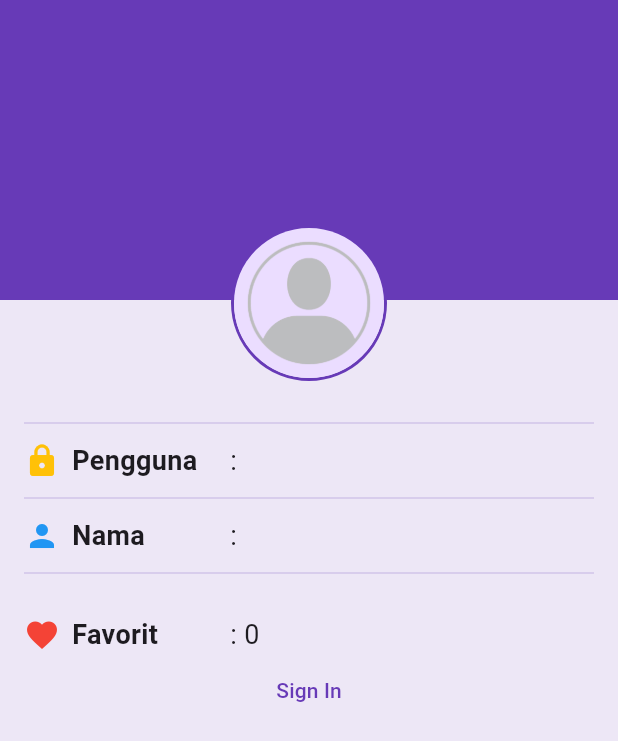
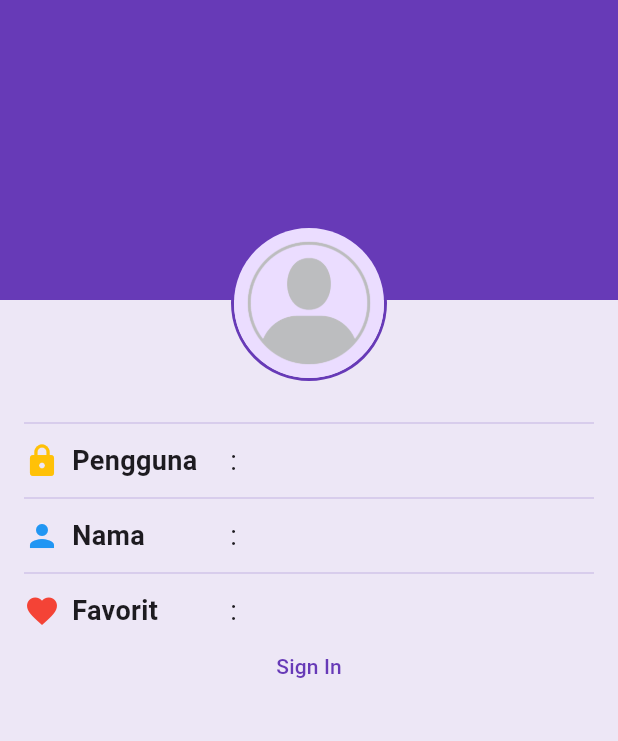
Before and after one commit to putrifathonah/wisata_candi_putrifathonah, a Flutter app: the ProfileScreen screen opened directly, on a phone screen of 412 x 824 dp. Shown: the top 741 px of the screen. Run offline on Flutter 3.47's test engine with Material 3 defaults, Android fonts, the phone set to English and light mode, and no system bars.

Commit message:
latihan pertemuan 13 dan 14

```diff
--- a/lib/main.dart
+++ b/lib/main.dart
@@ -3,7 +3,8 @@ import 'package:wisata_candi_putrifathonah/data/candi_data.dart';
 import 'package:wisata_candi_putrifathonah/screens/ProfileScreen.dart';
 import 'package:wisata_candi_putrifathonah/screens/SignInScreen.dart';
 import 'package:wisata_candi_putrifathonah/screens/detail_screen.dart';
-import 'package:wisata_candi_putrifathonah/screens/SignInScreen.dart';
+import 'package:wisata_candi_putrifathonah/widgets/ProfileInfoItem.dart';
+import 'package:wisata_candi_putrifathonah/screens/SignUpScreen.dart';
 
 void main() {
   runApp(const MyApp());
@@ -37,7 +38,8 @@ class MyApp extends StatelessWidget {
       ),
       //ini menampilkan emulator yang mau ditampilkan
       // home: ProfileScreen(),
-      home: Signinscreen(),
+      // home: Signinscreen(),
+      home: Signupscreen(),
       // home: DetailScreen(candi : candiList[0]),
     );
   }
--- a/lib/screens/ProfileScreen.dart
+++ b/lib/screens/ProfileScreen.dart
@@ -1,4 +1,5 @@
 import 'package:flutter/material.dart';
+import 'package:wisata_candi_putrifathonah/widgets/ProfileInfoItem.dart';
 
 class ProfileScreen extends StatefulWidget {
   const ProfileScreen({super.key});
@@ -48,7 +49,9 @@ class _ProfileScreenState extends State<ProfileScreen> {
                 Align(
                   alignment: Alignment.topCenter,
                   child: Padding(
-                    padding: const EdgeInsets.only(top: 200 - 50), // kenapa di kurang 50, karena
+                    padding: const EdgeInsets.only(
+                      top: 200 - 50,
+                    ), // kenapa di kurang 50, karena
                     child: Stack(
                       alignment: Alignment.bottomRight,
                       children: [
@@ -69,7 +72,8 @@ class _ProfileScreenState extends State<ProfileScreen> {
                         ),
                         if (isSignedIn)
                           IconButton(
-                            onPressed: () {}, // ini untuk bisa membuat nama function bisa enter terys bisa isi dengan coding
+                            onPressed:
+                                () {}, // ini untuk bisa membuat nama function bisa enter terys bisa isi dengan coding
                             icon: Icon(
                               Icons.camera_alt,
                               color: Colors.deepPurple[50],
@@ -84,104 +88,44 @@ class _ProfileScreenState extends State<ProfileScreen> {
                 SizedBox(height: 20),
                 Divider(color: Colors.deepPurple[100]),
                 SizedBox(height: 4),
-                Row(
-                  children: [
-                    SizedBox(
-                      width: MediaQuery.of(context).size.width / 3,
-                      child: Row(
-                        children: [
-                          Icon(Icons.lock, color: Colors.amber),
-                          SizedBox(
-                            width: 8,
-                          ), // memberikan jarak dengan text dan text
-                          Text(
-                            'Pengguna',
-                            style: TextStyle(
-                              fontSize: 18,
-                              fontWeight: FontWeight.bold,
-                            ),
-                          ),
-                        ],
-                      ),
-                    ),
-                    // Memasukkan nilai dari username
-                    Expanded(
-                      child: Text(
-                        ': $userName',
-                        style: TextStyle(fontSize: 18),
-                      ),
-                    ),
-                  ],
+
+                // profileinfoitem
+                ProfileInfoItem(
+                  icon: Icons.lock,
+                  label: 'Pengguna',
+                  value: userName,
+                  iconColor: Colors.amber,
                 ),
+
                 SizedBox(height: 4),
                 Divider(color: Colors.deepPurple[100]),
                 SizedBox(height: 4),
-                Row(
-                  children: [
-                    SizedBox(
-                      width: MediaQuery.of(context).size.width / 3,
-                      child: Row(
-                        children: [
-                          Icon(Icons.person, color: Colors.blue),
-                          SizedBox(
-                            width: 8,
-                          ), // memberikan jarak dengan text dan text
-                          Text(
-                            'Nama',
-                            style: TextStyle(
-                              fontSize: 18,
-                              fontWeight: FontWeight.bold,
-                            ),
-                          ),
-                        ],
-                      ),
-                    ),
-                    // Memasukkan nilai dari username
-                    Expanded(
-                      child: Text(
-                        ': $fullName',
-                        style: TextStyle(fontSize: 18),
-                      ),
-                    ),
-                    // tambahkan kondisi untuk menampilkan icon edit jika isSIgnedIn bernilai true
-                    if (isSignedIn) Icon(Icons.edit),
-                  ],
+
+                ProfileInfoItem(
+                  icon: Icons.person,
+                  label: 'Nama',
+                  value: fullName,
+                  showEditIcon: isSignedIn,
+                  onEditPressed: () {
+                    debugPrint('Icon Edit ditekan...');
+                  },
+                  iconColor: Colors.blue,
                 ),
+
                 // TODO: 4. Buat ProfileActions yang berisi TextButton sign in/out
                 // Buat jarak pembatas dengan profile info masing masing 4 dan 20
                 SizedBox(height: 4),
                 Divider(color: Colors.deepPurple[100]),
-                SizedBox(height: 20),
+                SizedBox(height: 4),
+
                 // Ini menambahkan favorit
-                Row(
-                  children: [
-                    SizedBox(
-                      width: MediaQuery.of(context).size.width / 3,
-                      child: Row(
-                        children: [
-                          Icon(Icons.favorite, color: Colors.red),
-                          SizedBox(
-                            width: 8,
-                          ), // memberikan jarak dengan text dan text
-                          Text(
-                            'Favorit',
-                            style: TextStyle(
-                              fontSize: 18,
-                              fontWeight: FontWeight.bold,
-                            ),
-                          ),
-                        ],
-                      ),
-                    ),
-                    // Memasukkan nilai dari username
-                    Expanded(
-                      child: Text(
-                        ': $favoriteCandiCount',
-                        style: TextStyle(fontSize: 18),
-                      ),
-                    ),
-                  ],
+                ProfileInfoItem(
+                  icon: Icons.favorite,
+                  label: 'Favorit',
+                  value: favoriteCandiCount > 0 ? '$favoriteCandiCount' : '',
+                  iconColor: Colors.red,
                 ),
+
                 // periksa nilai isSignedIn jika true tampil  sign out dan false Sign in
                 // fungsi (){} untuk sementara dibuat anonimous function
                 isSignedIn
--- /dev/null
+++ b/lib/widgets/ProfileInfoItem.dart
@@ -0,0 +1,47 @@
+import 'package:flutter/material.dart';
+
+// membuat kelas profileinfoitem
+class ProfileInfoItem extends StatelessWidget {
+  // deklarasikan variabel yang dibutuhkan
+  final IconData icon;
+  final String label;
+  final String value;
+  final bool showEditIcon;
+  final VoidCallback? onEditPressed;
+  final Color iconColor;
+
+  const ProfileInfoItem({
+    super.key,
+    required this.icon,
+    required this.label,
+    required this.value,
+    this.showEditIcon = false,
+    this.onEditPressed,
+    required this.iconColor,
+  });
+
+  @override
+  Widget build(BuildContext context) {
+    return Row(
+      children: [
+        SizedBox(
+          width: MediaQuery.of(context).size.width/3,
+          child: Row(
+            children: [
+              Icon(icon, color: iconColor), // gunakan variabel warna ikon
+              SizedBox(width: 8),
+              Text(
+                label,
+                style: TextStyle(fontSize: 18, fontWeight: FontWeight.bold),
+              )
+            ],
+          ),
+        ),
+        Expanded(
+          child: Text(': $value', style: TextStyle(fontSize: 18)),
+          ),
+          if (showEditIcon) InkWell(onTap: onEditPressed, child: Icon(Icons.edit),)
+      ],
+    );
+  }
+}
```
Also changed, not shown: lib/screens/SignInScreen.dart (+6 -1 lines), lib/screens/SignUpScreen.dart (added, +93 -0 lines), lib/widgets/profile_info_item.dart (deleted).
